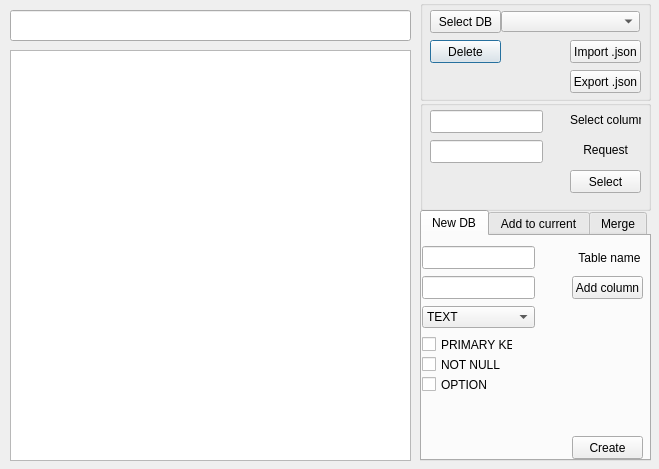
Old version of the form UI.ui in the repository Technic47/Home_work_Python_8.
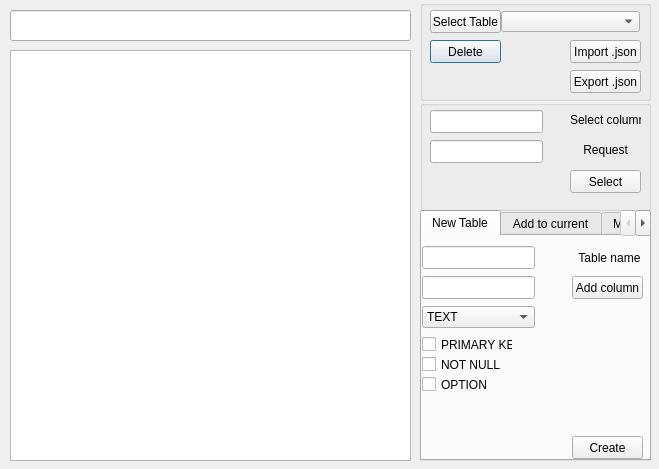
New version of the form. The open tabs and pages were chosen to show the change.

```diff
--- a/UI.ui
+++ b/UI.ui
@@ -61,7 +61,7 @@
      </rect>
     </property>
     <property name="text">
-     <string>Select DB</string>
+     <string>Select Table</string>
     </property>
    </widget>
    <widget class="QComboBox" name="db_list">
@@ -131,7 +131,7 @@
    </property>
    <widget class="QWidget" name="New_DB">
     <attribute name="title">
-     <string>New DB</string>
+     <string>New Table</string>
     </attribute>
     <widget class="QLineEdit" name="new_column">
      <property name="geometry">
```
Left out of the diff: 10 changed lines with no effect on the pictures.
